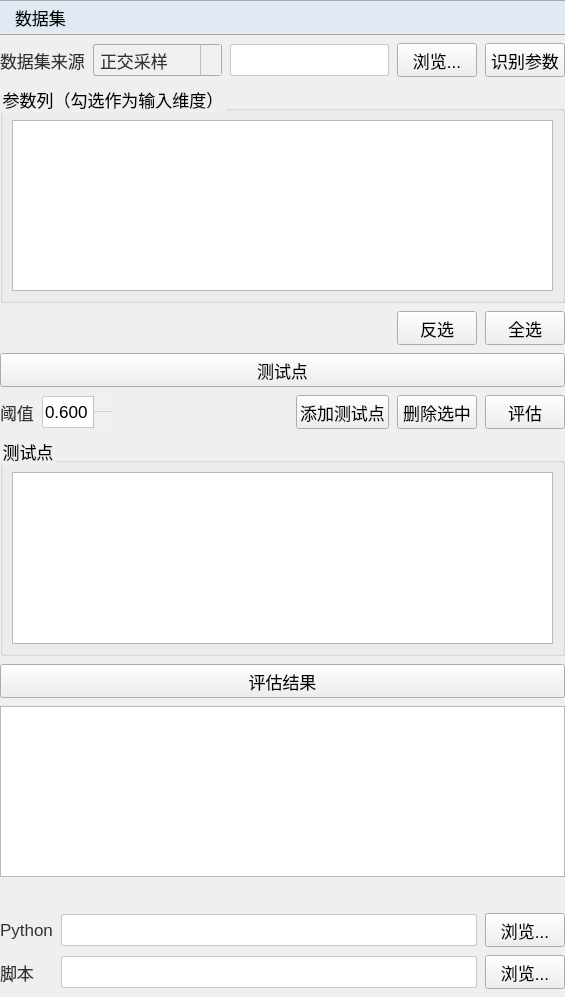
Qt form plugins/Base_SurrogateModel/DatasetEvaluation.ui (asd977/base_cae) before a commit.
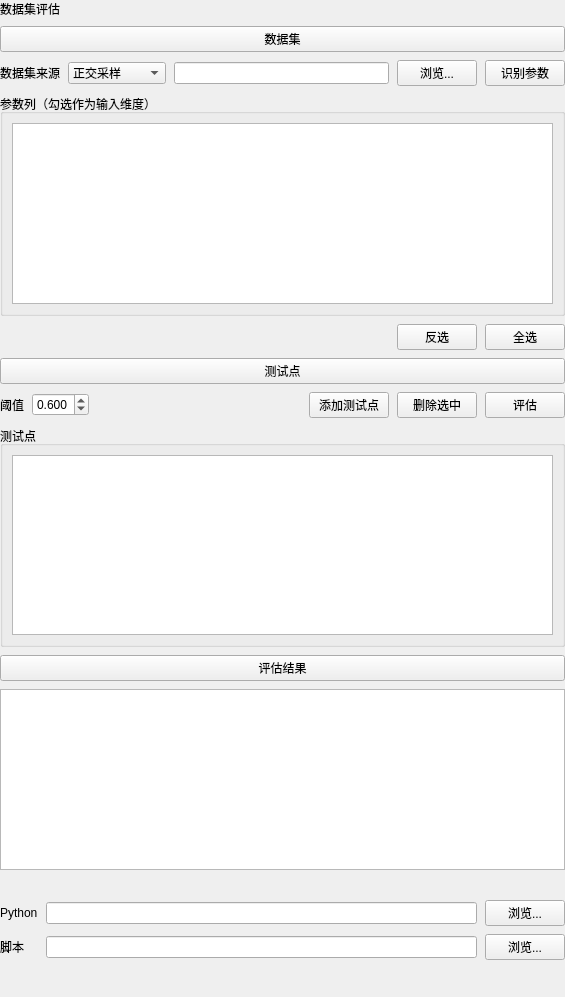
The same form after that commit. Icons and pictures are not drawn.

Commit message: fix(ui): place verticalSpacer at page root layout end

What changed in the file:
```diff
--- a/plugins/Base_SurrogateModel/DatasetEvaluation.ui
+++ b/plugins/Base_SurrogateModel/DatasetEvaluation.ui
@@ -13,104 +13,6 @@
   <property name="windowTitle">
    <string>数据集评估</string>
   </property>
-  <property name="styleSheet">
-   <string notr="true">QWidget{
-font-family: &quot;Microsoft YaHei&quot;, &quot;微软雅黑&quot;;
-}
-QPushButton {
-    font-size: 17px;
-    min-height: 32px;
-}
-QPushButton#pushButton {
-    background-color: rgb(224, 233, 244);
-    border-width: 1px;
-    border-color: rgb(121, 121, 121);
-    border-style: solid;
-    min-height: 33px;
-    border-top: 1px solid rgb(169, 169, 169);
-    border-bottom: 1px solid rgb(169, 169, 169);
-    border-left: none;
-    border-right: none;
-    text-align: left;
-    padding-left: 15px;
-    font-size: 17px;
-}
-QLabel {
-    font-size: 17px;
-    color: rgb(51, 51, 51);
-}
-QLabel#pageNameLabel {
-    font-size: 20px;
-    padding-left: 9px;
-    color: rgb(53, 103, 147);
-}
-QLineEdit, QTextEdit, QPlainTextEdit, QSpinBox, QDoubleSpinBox, QDateTimeEdit {
-    border: 1px solid rgb(200, 200, 200);
-    border-radius: 2px;
-    font-size: 17px;
-    min-height: 30px;
-}
-QLineEdit:focus, QTextEdit:focus, QPlainTextEdit:focus,
-QSpinBox:focus, QDoubleSpinBox:focus, QDateTimeEdit:focus {
-    border-color: rgb(100, 100, 255);
-    outline: none;
-}
-QComboBox {
-    font-size: 17px;
-    color: rgb(51, 51, 51);
-    padding-left: 6px;
-    background: rgb(240, 240, 240);
-    border: 1px solid rgb(169, 169, 169);
-    border-radius: 3px;
-    min-height: 30px;
-}
-QComboBox::drop-down {
-    subcontrol-origin: padding;
-    subcontrol-position: top right;
-    width: 20px;
-    background: rgb(240, 240, 240);
-    border-left: 1px solid rgb(190, 190, 190);
-}
-QComboBox::down-arrow {
-    image: url(:/resources/arrow_down_drawn.svg);
-    width: 12px;
-    height: 12px;
-}
-QSpinBox::up-button, QDoubleSpinBox::up-button {
-    subcontrol-origin: border;
-    subcontrol-position: top right;
-    width: 18px;
-    border-left: 1px solid rgb(190, 190, 190);
-    border-bottom: 1px solid rgb(210, 210, 210);
-    background: rgb(240, 240, 240);
-}
-QSpinBox::down-button, QDoubleSpinBox::down-button {
-    subcontrol-origin: border;
-    subcontrol-position: bottom right;
-    width: 18px;
-    border-left: 1px solid rgb(190, 190, 190);
-    background: rgb(240, 240, 240);
-}
-QSpinBox::up-arrow, QDoubleSpinBox::up-arrow {
-    image: url(:/resources/arrow_up_drawn.svg);
-    width: 10px;
-    height: 10px;
-}
-QSpinBox::down-arrow, QDoubleSpinBox::down-arrow {
-    image: url(:/resources/arrow_down_drawn.svg);
-    width: 10px;
-    height: 10px;
-}
-QRadioButton, QCheckBox, QGroupBox {
-    font-size: 17px;
-}
-QTableWidget, QTreeWidget, QListWidget {
-    font-size: 16px;
-    gridline-color: rgb(210, 210, 210);
-}
-
-</string>
-  </property>
   <layout class="QVBoxLayout" name="root">
    <property name="spacing">
     <number>8</number>
@@ -127,7 +29,14 @@
    <property name="bottomMargin">
     <number>8</number>
    </property>
-   <item>
+      <item>
+    <widget class="QLabel" name="pageNameLabel">
+     <property name="text">
+      <string>数据集评估</string>
+     </property>
+    </widget>
+   </item>
+<item>
     <widget class="QPushButton" name="pushButton">
      <property name="text">
       <string>数据集</string>
@@ -373,7 +282,20 @@
      </item>
     </layout>
    </item>
-  </layout>
+  <item>
+    <spacer name="verticalSpacer">
+     <property name="orientation">
+      <enum>Qt::Vertical</enum>
+     </property>
+     <property name="sizeHint" stdset="0">
+      <size>
+       <width>20</width>
+       <height>40</height>
+      </size>
+     </property>
+    </spacer>
+   </item>
+</layout>
  </widget>
  <resources/>
  <connections/>
```
Left out of the diff: 20 changed lines with no effect on the pictures. The commit also changes 45 other files.
